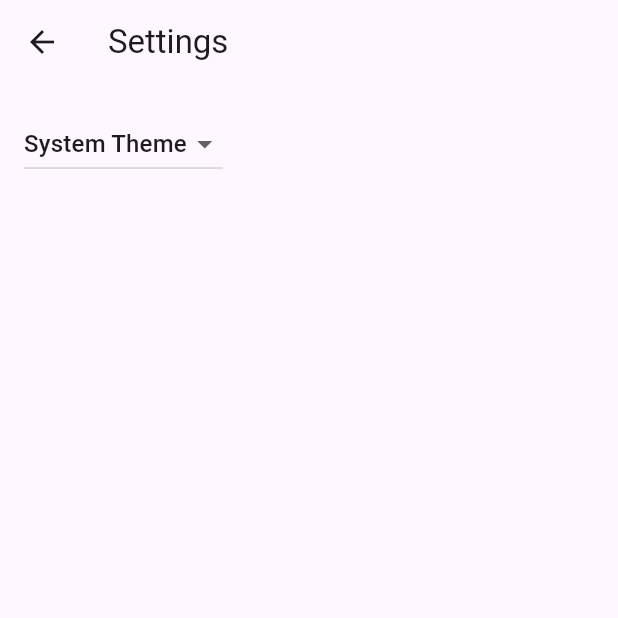
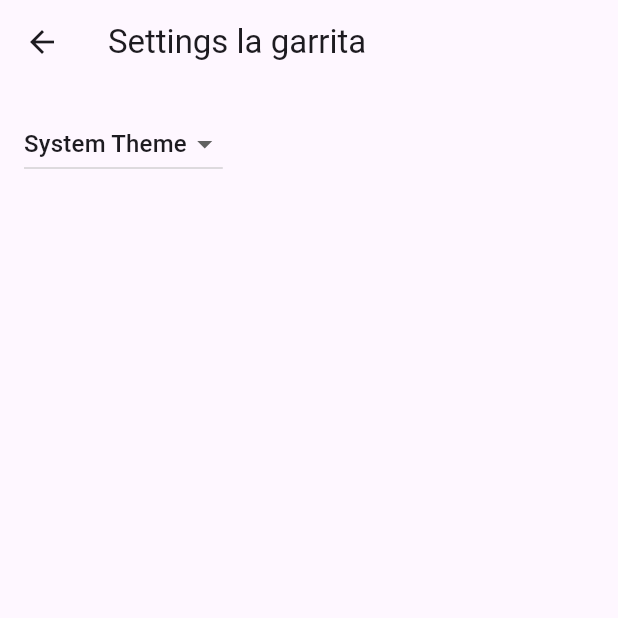
Before and after one commit to GatoJustiniano/flutter, a Flutter app: the SettingsView screen opened by its route, on a phone screen of 412 x 824 dp, the top half of it. Run offline on Flutter 3.47's test engine with Material 3 defaults, Android fonts, the light colour scheme and no system bars; generated files the repository leaves out were written again.

Commit message:
clean comments

```diff
--- a/lib/src/localization/app_en.arb
+++ b/lib/src/localization/app_en.arb
@@ -1,6 +1,6 @@
 {
   "appTitle": "flutter_la_garrita",
   "@appTitle": {
-    "description": "The title of the application"
+    "description": "la garrita aplicación de flutter"
   }
 }
--- a/lib/src/settings/settings_view.dart
+++ b/lib/src/settings/settings_view.dart
@@ -2,33 +2,22 @@ import 'package:flutter/material.dart';
 
 import 'settings_controller.dart';
 
-/// Displays the various settings that can be customized by the user.
-///
-/// When a user changes a setting, the SettingsController is updated and
-/// Widgets that listen to the SettingsController are rebuilt.
 class SettingsView extends StatelessWidget {
   const SettingsView({super.key, required this.controller});
 
   static const routeName = '/settings';
-
   final SettingsController controller;
 
   @override
   Widget build(BuildContext context) {
     return Scaffold(
       appBar: AppBar(
-        title: const Text('Settings'),
+        title: const Text('Settings la garrita'),
       ),
       body: Padding(
         padding: const EdgeInsets.all(16),
-        // Glue the SettingsController to the theme selection DropdownButton.
-        //
-        // When a user selects a theme from the dropdown list, the
-        // SettingsController is updated, which rebuilds the MaterialApp.
         child: DropdownButton<ThemeMode>(
-          // Read the selected themeMode from the controller
           value: controller.themeMode,
-          // Call the updateThemeMode method any time the user selects a theme.
           onChanged: controller.updateThemeMode,
           items: const [
             DropdownMenuItem(
```
Also changed, not shown: lib/main.dart (+0 -9 lines), lib/src/app.dart (+0 -24 lines), lib/src/settings/settings_controller.dart (+0 -23 lines), lib/src/settings/settings_service.dart (+0 -9 lines).
